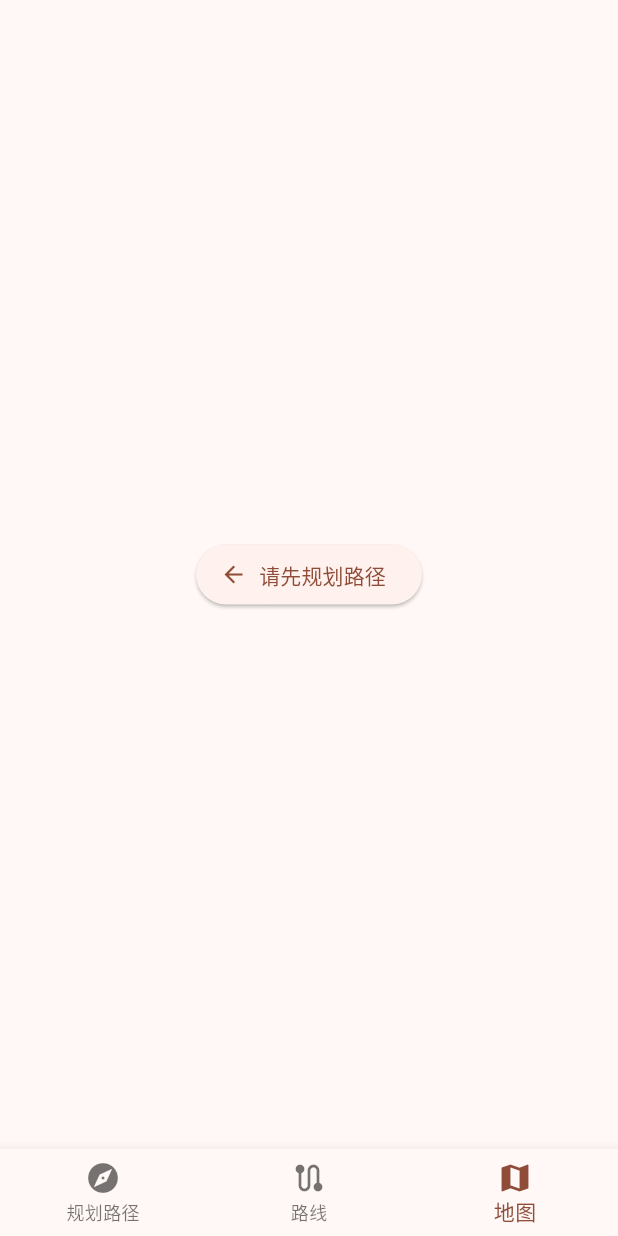
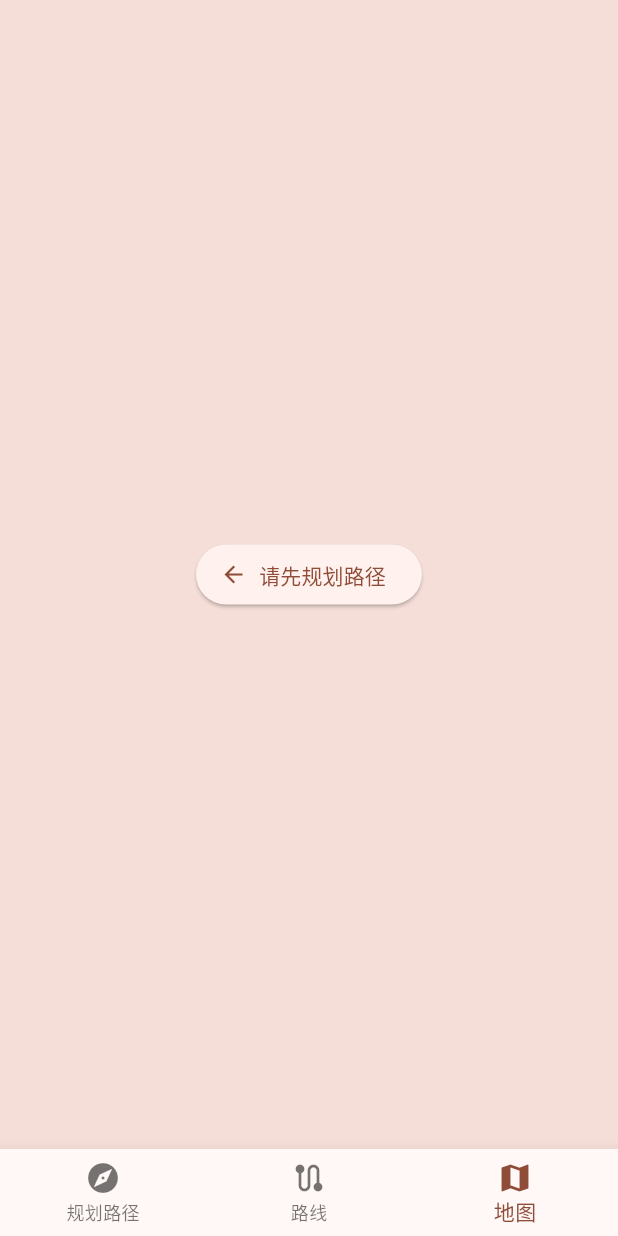
Before and after one commit to Saplyn/clue, a Flutter app: the screen it shows after launch, item 3 of the bottom bar chosen, on a phone screen of 412 x 824 dp. Run offline on Flutter 3.47's test engine with Material 3 defaults, Android fonts, the phone set to English and light mode, and no system bars.

Commit message:
impl: ui beautify

```diff
--- a/lib/main.dart
+++ b/lib/main.dart
@@ -120,6 +120,7 @@ class PageContainer extends StatelessWidget {
 
   @override
   Widget build(BuildContext context) {
+    var colorScheme = Theme.of(context).colorScheme;
     Widget page = const Placeholder();
 
     switch (context.watch<AppState>().pageId) {
@@ -134,11 +135,30 @@ class PageContainer extends StatelessWidget {
         break;
     }
 
-    return Column(
-      children: [
-        Expanded(child: page),
-        const SafeArea(child: BottomNavBar()),
-      ],
+    Widget mainArea = ColoredBox(
+      color: colorScheme.surfaceVariant,
+      child: AnimatedSwitcher(
+        duration: const Duration(milliseconds: 100),
+        child: page,
+      ),
+    );
+    return Scaffold(
+      body: LayoutBuilder(builder: (context, constraints) {
+        if (constraints.maxWidth >= 600) {
+          return Row(
+            children: [
+              SafeArea(child: SideNavBar(constraints.maxWidth)),
+              Expanded(child: mainArea),
+            ],
+          );
+        }
+        return Column(
+          children: [
+            Expanded(child: mainArea),
+            const SafeArea(child: BottomNavBar()),
+          ],
+        );
+      }),
     );
   }
 }
```
Also changed, not shown: lib/navbar.dart (+34 -0 lines), lib/page.dart (+25 -23 lines), lib/util.dart (+40 -17 lines).
